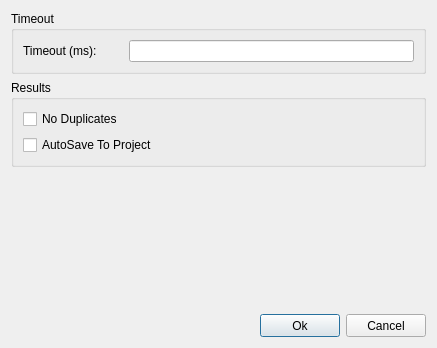
3nock/OTE, file sub3suite/src/Dialogs/EnumConfigDialog.ui: the form before one commit.
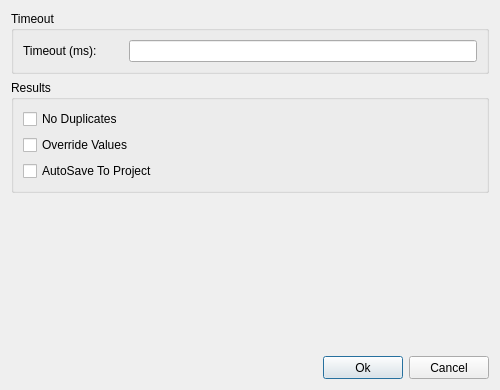
The form after the commit. Icons and pictures are not drawn.

Diff of the .ui file:
```diff
--- a/sub3suite/src/Dialogs/EnumConfigDialog.ui
+++ b/sub3suite/src/Dialogs/EnumConfigDialog.ui
@@ -6,8 +6,8 @@
    <rect>
     <x>0</x>
     <y>0</y>
-    <width>437</width>
-    <height>348</height>
+    <width>500</width>
+    <height>390</height>
    </rect>
   </property>
   <property name="sizePolicy">
@@ -72,6 +72,13 @@
         </property>
        </widget>
       </item>
+      <item>
+       <widget class="QCheckBox" name="checkBoxOverride">
+        <property name="text">
+         <string>Override Values</string>
+        </property>
+       </widget>
+      </item>
       <item>
        <widget class="QCheckBox" name="checkBoxAutosave">
         <property name="text">
```
